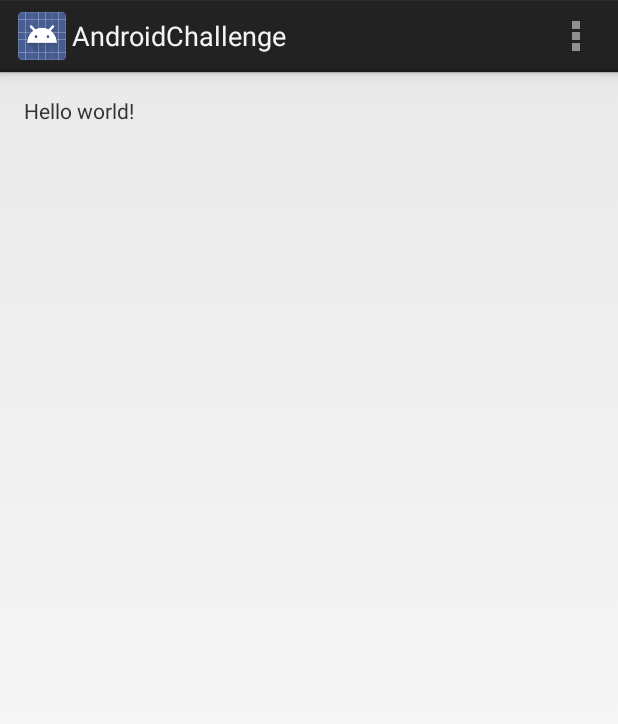
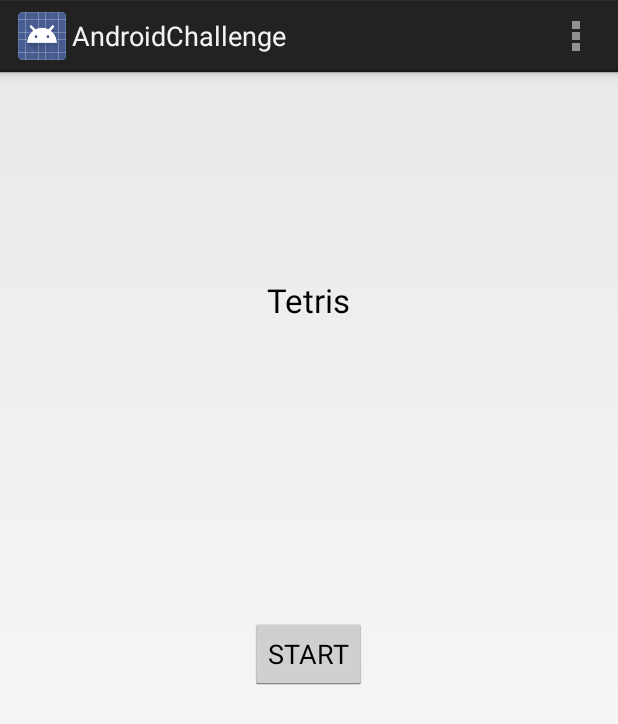
Before and after one commit to s13008/Tetris, an Android app: the screen it shows after launch (MainActivity), on a phone screen of 412 x 824 dp. Shown: the top 724 px of the screen. Run offline under Robolectric (Android 15) with nearby library versions, the phone set to English and light mode, and no system bars.

Commit message:
ゲーム画面への画面遷移実装

```diff
--- a/app/src/main/AndroidManifest.xml
+++ b/app/src/main/AndroidManifest.xml
@@ -16,6 +16,9 @@
                 <category android:name="android.intent.category.LAUNCHER" />
             </intent-filter>
         </activity>
+
+        <activity android:name=".PlayGameActivity"
+            android:label="@string/app_name" />
     </application>
 
 </manifest>
--- a/app/src/main/java/jp/ac/it_college/std/s13012/androidchallenge/MainActivity.java
+++ b/app/src/main/java/jp/ac/it_college/std/s13012/androidchallenge/MainActivity.java
@@ -1,19 +1,20 @@
 package jp.ac.it_college.std.s13012.androidchallenge;
 
 import android.app.Activity;
-import android.app.ActionBar;
 import android.app.Fragment;
+import android.content.Intent;
 import android.os.Bundle;
+import android.util.Log;
 import android.view.LayoutInflater;
 import android.view.Menu;
 import android.view.MenuItem;
+import android.view.MotionEvent;
 import android.view.View;
 import android.view.ViewGroup;
-import android.os.Build;
+import android.widget.Button;
 
 
-
-public class MainActivity extends Activity {
+public class MainActivity extends Activity{
 
     @Override
     protected void onCreate(Bundle savedInstanceState) {
@@ -29,16 +30,12 @@
 
     @Override
     public boolean onCreateOptionsMenu(Menu menu) {
-        // Inflate the menu; this adds items to the action bar if it is present.
         getMenuInflater().inflate(R.menu.main, menu);
         return true;
     }
 
     @Override
     public boolean onOptionsItemSelected(MenuItem item) {
-        // Handle action bar item clicks here. The action bar will
-        // automatically handle clicks on the Home/Up button, so long
-        // as you specify a parent activity in AndroidManifest.xml.
         int id = item.getItemId();
         if (id == R.id.action_settings) {
             return true;
@@ -49,7 +46,7 @@
     /**
      * A placeholder fragment containing a simple view.
      */
-    public static class PlaceholderFragment extends Fragment {
+    public static class PlaceholderFragment extends Fragment{
 
         public PlaceholderFragment() {
         }
@@ -58,6 +55,16 @@
         public View onCreateView(LayoutInflater inflater, ViewGroup container,
                 Bundle savedInstanceState) {
             View rootView = inflater.inflate(R.layout.fragment_main, container, false);
+
+            Button startButton = (Button)rootView.findViewById(R.id.start_button);
+            startButton.setOnClickListener(new View.OnClickListener() {
+                @Override
+                public void onClick(View view) {
+                    Intent intent = new Intent(getActivity(), PlayGameActivity.class);
+                    startActivity(intent);
+                }
+            });
+
             return rootView;
         }
     }
--- a/app/src/main/res/layout/fragment_main.xml
+++ b/app/src/main/res/layout/fragment_main.xml
@@ -9,8 +9,20 @@
     tools:context=".MainActivity$PlaceholderFragment">
 
     <TextView
-        android:text="@string/hello_world"
         android:layout_width="wrap_content"
-        android:layout_height="wrap_content" />
+        android:layout_height="wrap_content"
+        android:textAppearance="?android:attr/textAppearanceLarge"
+        android:text="Tetris"
+        android:id="@+id/textView"
+        android:layout_alignParentTop="true"
+        android:layout_centerHorizontal="true"
+        android:layout_marginTop="121dp" />
 
+    <Button
+        android:layout_width="wrap_content"
+        android:layout_height="wrap_content"
+        android:text="START"
+        android:id="@+id/start_button"
+        android:layout_centerVertical="true"
+        android:layout_centerHorizontal="true" />
 </RelativeLayout>
```
Also changed, not shown: app/src/main/java/jp/ac/it_college/std/s13012/androidchallenge/PlayGameActivity.java (added, +24 -0 lines), app/src/main/res/layout/game_main.xml (added, +14 -0 lines).
